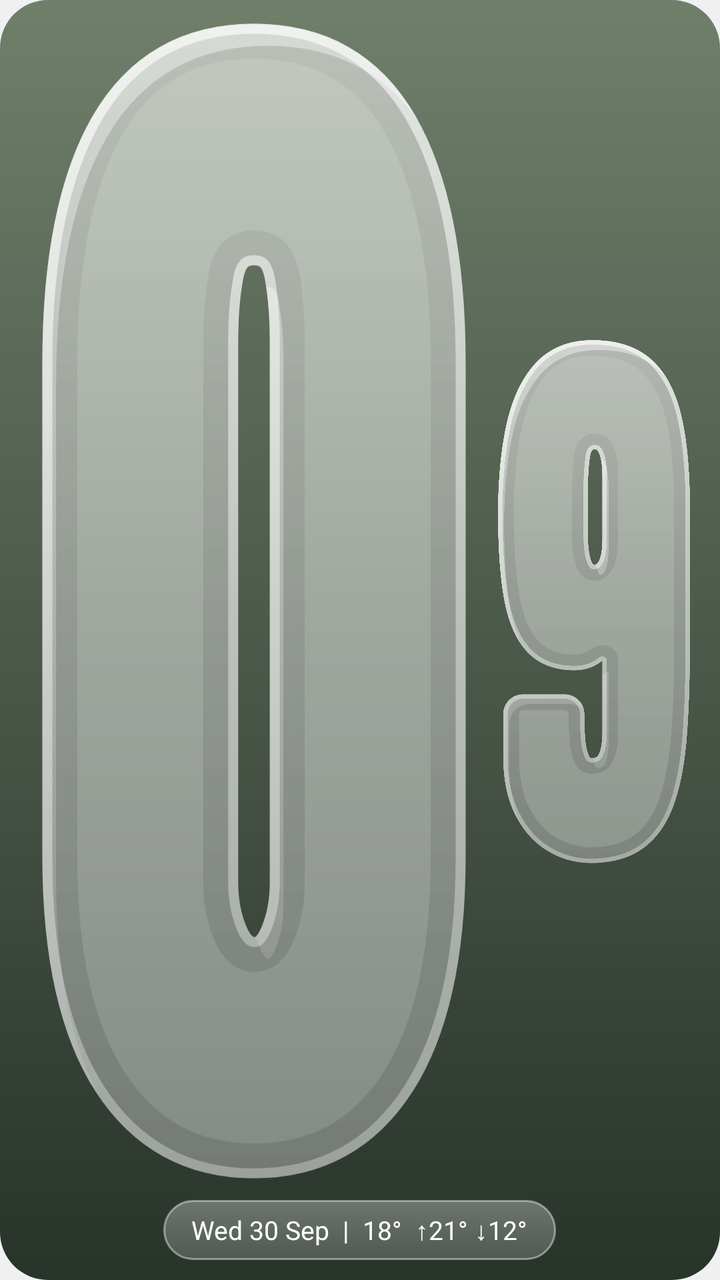
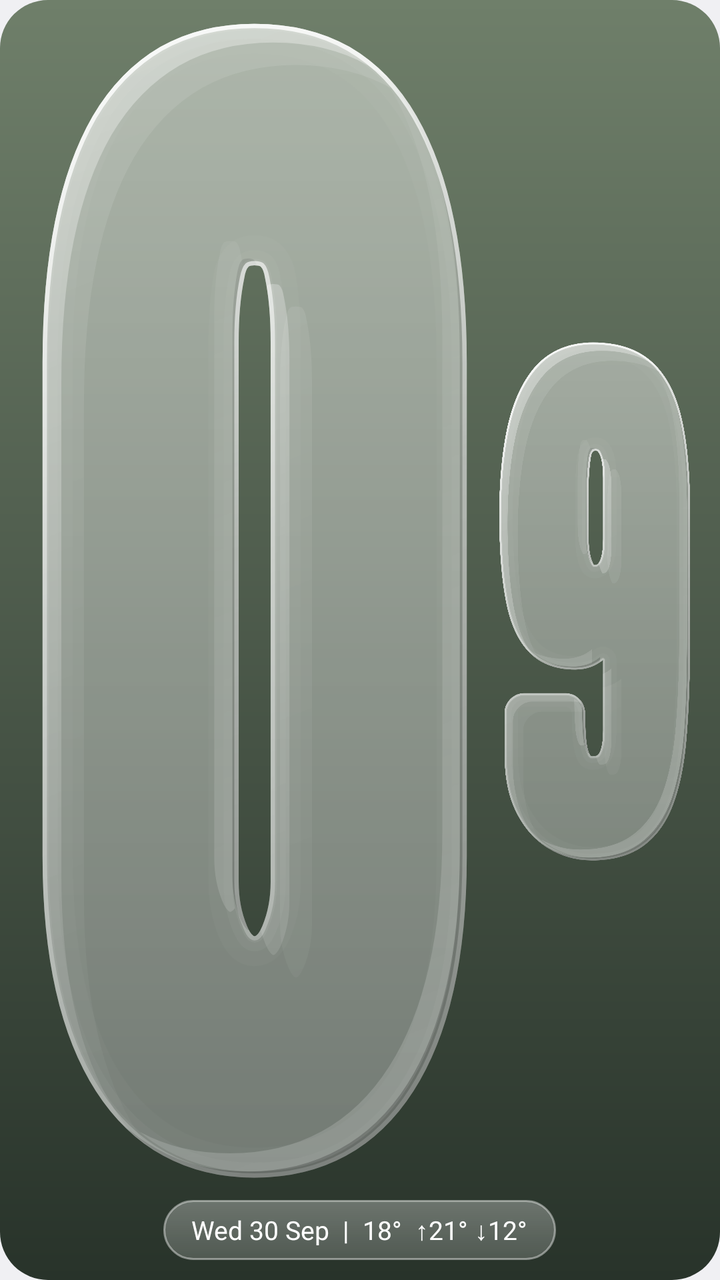

Two renders of the same Android screen: before a commit and after it. Below are the layout's source before the change and the commit's diff.
<!-- AndroidManifest.xml: application theme Theme.GlassClock -->
<!-- res/layout/widget_preview.xml -->
<?xml version="1.0" encoding="utf-8"?>
<LinearLayout xmlns:android="http://schemas.android.com/apk/res/android"
    android:layout_width="match_parent"
    android:layout_height="match_parent"
    android:background="@drawable/widget_preview_bg"
    android:gravity="center"
    android:orientation="vertical"
    android:padding="10dp">

    <LinearLayout
        android:layout_width="wrap_content"
        android:layout_height="0dp"
        android:layout_weight="1"
        android:orientation="horizontal">

        <ImageView android:layout_width="wrap_content" android:layout_height="match_parent"
            android:adjustViewBounds="true" android:src="@drawable/clock_light_0" />
        <ImageView android:layout_width="wrap_content" android:layout_height="match_parent"
            android:adjustViewBounds="true" android:src="@drawable/clock_light_9" />
        <ImageView android:layout_width="wrap_content" android:layout_height="match_parent"
            android:adjustViewBounds="true" android:src="@drawable/clock_light_4" />
        <ImageView android:layout_width="wrap_content" android:layout_height="match_parent"
            android:adjustViewBounds="true" android:src="@drawable/clock_light_1" />
    </LinearLayout>

    <TextView
        android:layout_width="wrap_content"
        android:layout_height="wrap_content"
        android:layout_marginTop="8dp"
        android:background="@drawable/pill_frost_soft"
        android:fontFamily="sans-serif"
        android:paddingHorizontal="14dp"
        android:paddingVertical="6dp"
        android:text="Wed 30 Sep  |  18°  ↑21° ↓12°"
        android:textColor="#FFFFFFFF"
        android:textSize="13sp" />
</LinearLayout>
<!-- resources referenced by this layout -->
<resources>
  <!-- drawable clock_light_0: vector/xml drawable (drawable, 5732 chars, omitted) -->
  <!-- drawable clock_light_1: vector/xml drawable (drawable, 9020 chars, omitted) -->
  <!-- drawable clock_light_4: vector/xml drawable (drawable, 10625 chars, omitted) -->
  <!-- drawable clock_light_9: vector/xml drawable (drawable, 10686 chars, omitted) -->
  <!-- drawable pill_frost_soft (drawable) -->
  <?xml version="1.0" encoding="utf-8"?>
  <shape xmlns:android="http://schemas.android.com/apk/res/android" android:shape="rectangle">
      <corners android:radius="999dp" />
      <gradient android:type="linear" android:angle="270" android:startColor="#4DFFFFFF" android:endColor="#2EFFFFFF" />
      <stroke android:width="1dp" android:color="#6BFFFFFF" />
  </shape>
  <!-- drawable widget_preview_bg (drawable) -->
  <?xml version="1.0" encoding="utf-8"?>
  <shape xmlns:android="http://schemas.android.com/apk/res/android" android:shape="rectangle">
      <corners android:radius="24dp" />
      <gradient android:angle="270" android:startColor="#FF6F7F6A" android:endColor="#FF28332A" />
  </shape>
  <style name="Theme.GlassClock" parent="@android:style/Theme.DeviceDefault.DayNight">
          <item name="android:windowActionBar">false</item>
          <item name="android:windowNoTitle">true</item>
      </style>
</resources>

<!-- the commit's change to res/layout/widget_preview.xml (unified diff, before → after) -->
@@ -14,13 +14,13 @@
         android:orientation="horizontal">
 
         <ImageView android:layout_width="wrap_content" android:layout_height="match_parent"
-            android:adjustViewBounds="true" android:src="@drawable/clock_light_0" />
+            android:adjustViewBounds="true" android:src="@drawable/clock_condensed_light_0" />
         <ImageView android:layout_width="wrap_content" android:layout_height="match_parent"
-            android:adjustViewBounds="true" android:src="@drawable/clock_light_9" />
+            android:adjustViewBounds="true" android:src="@drawable/clock_condensed_light_9" />
         <ImageView android:layout_width="wrap_content" android:layout_height="match_parent"
-            android:adjustViewBounds="true" android:src="@drawable/clock_light_4" />
+            android:adjustViewBounds="true" android:src="@drawable/clock_condensed_light_4" />
         <ImageView android:layout_width="wrap_content" android:layout_height="match_parent"
-            android:adjustViewBounds="true" android:src="@drawable/clock_light_1" />
+            android:adjustViewBounds="true" android:src="@drawable/clock_condensed_light_1" />
     </LinearLayout>
 
     <TextView
<!-- resource entries referenced after the edit -->
@@ -1,9 +1,9 @@
 <!-- resources referenced by this layout -->
 <resources>
-  <!-- drawable clock_light_0: vector/xml drawable (drawable, 5732 chars, omitted) -->
-  <!-- drawable clock_light_1: vector/xml drawable (drawable, 9020 chars, omitted) -->
-  <!-- drawable clock_light_4: vector/xml drawable (drawable, 10625 chars, omitted) -->
-  <!-- drawable clock_light_9: vector/xml drawable (drawable, 10686 chars, omitted) -->
+  <!-- drawable clock_condensed_light_0: vector/xml drawable (drawable, 9931 chars, omitted) -->
+  <!-- drawable clock_condensed_light_1: vector/xml drawable (drawable, 14741 chars, omitted) -->
+  <!-- drawable clock_condensed_light_4: vector/xml drawable (drawable, 17476 chars, omitted) -->
+  <!-- drawable clock_condensed_light_9: vector/xml drawable (drawable, 17460 chars, omitted) -->
   <!-- drawable pill_frost_soft (drawable) -->
   <?xml version="1.0" encoding="utf-8"?>
   <shape xmlns:android="http://schemas.android.com/apk/res/android" android:shape="rectangle">
